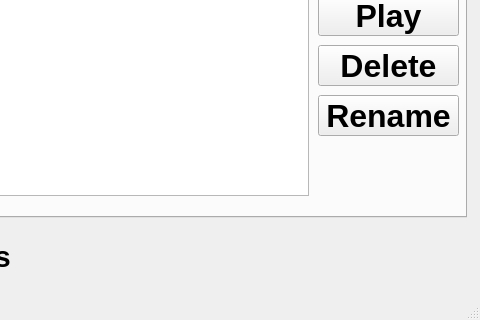
Old version of the form mainwindow.ui in the repository rickbronze/myMC; both pictures show x 544 to 1024 and y 149 to 469 of the 1024 by 469 pixel window.
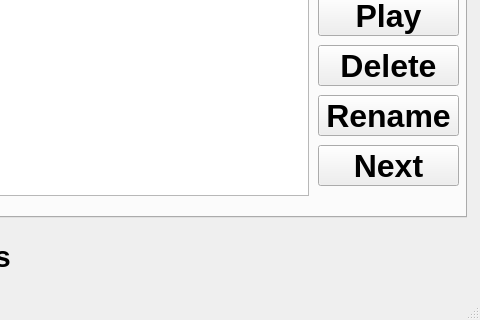
New version of the form. The open tabs and pages were chosen to show the change. Icons and pictures are not drawn.

What changed in the file:
```diff
--- a/mainwindow.ui
+++ b/mainwindow.ui
@@ -296,6 +296,19 @@
        <string>File Prefix:</string>
       </property>
      </widget>
+     <widget class="QPushButton" name="pbNextRecording">
+      <property name="geometry">
+       <rect>
+        <x>850</x>
+        <y>220</y>
+        <width>141</width>
+        <height>41</height>
+       </rect>
+      </property>
+      <property name="text">
+       <string>Next</string>
+      </property>
+     </widget>
     </widget>
     <widget class="QWidget" name="tab">
      <attribute name="title">
```
Left out of the diff: 2 changed lines with no effect on the pictures.
